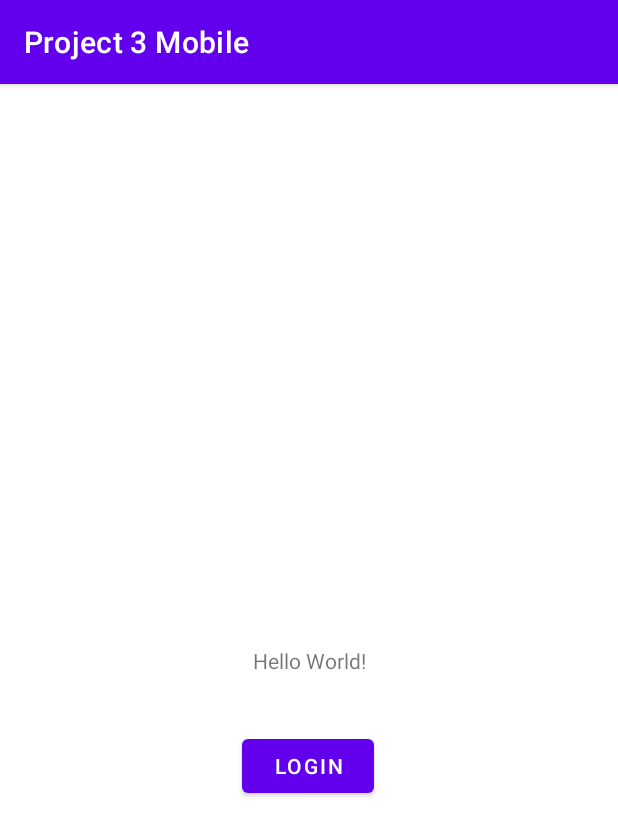
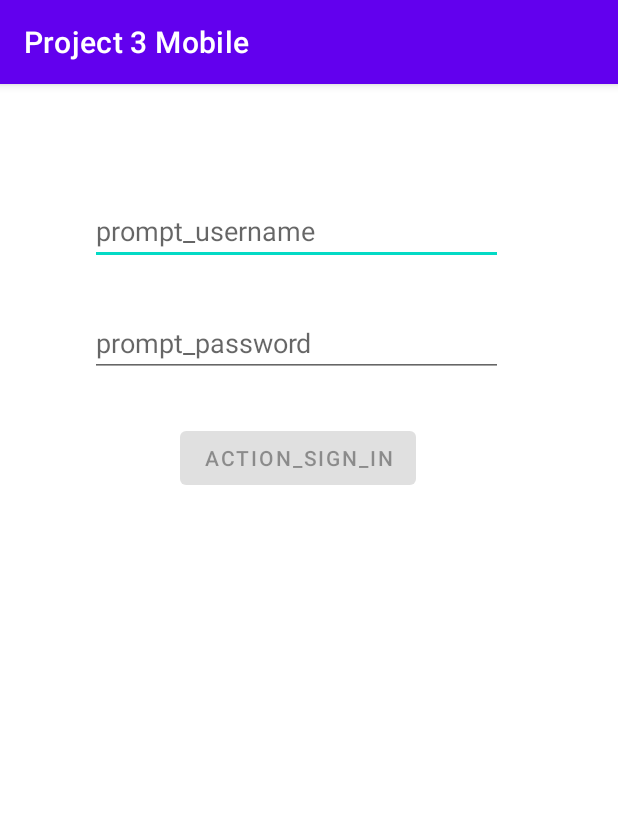
Before and after one commit to MarcosOS98/CST-483-Project-3-Mobile, an Android app: the screen it shows after launch (MainActivity), on a phone screen of 412 x 824 dp. Shown: the top 836 px of the screen. Run offline under Robolectric (Android 15) with nearby library versions, the phone set to English and light mode, and no system bars; our stand-ins replace Room's generated code.

Commit message:
Added nav_graph.xml and added the navfragment to the activity_main.xml

```diff
--- a/app/build.gradle
+++ b/app/build.gradle
@@ -31,11 +31,13 @@ android {
 }
 
 dependencies {
+    def nav_version = "2.4.2"
 
     implementation 'androidx.room:room-common:2.4.2'
     implementation 'androidx.room:room-runtime:2.4.2'
     implementation 'androidx.legacy:legacy-support-v4:1.0.0'
-    annotationProcessor "android.arch.persistence.room:compiler:1.1.1"
+    implementation "androidx.navigation:navigation-fragment:$nav_version"
+    implementation "androidx.navigation:navigation-ui:$nav_version"
 
     implementation 'androidx.appcompat:appcompat:1.4.1'
     implementation 'com.google.android.material:material:1.5.0'
@@ -44,4 +46,5 @@ dependencies {
     androidTestImplementation 'androidx.test.ext:junit:1.1.3'
     androidTestImplementation 'androidx.test.espresso:espresso-core:3.4.0'
     annotationProcessor 'androidx.room:room-compiler:2.4.2'
+
 }
--- a/app/src/main/java/com/example/project3mobile/MainActivity.java
+++ b/app/src/main/java/com/example/project3mobile/MainActivity.java
@@ -1,6 +1,9 @@
 package com.example.project3mobile;
 
 import androidx.appcompat.app.AppCompatActivity;
+import androidx.navigation.NavController;
+import androidx.navigation.Navigation;
+import androidx.navigation.fragment.NavHostFragment;
 import androidx.room.Room;
 
 import android.content.Intent;
@@ -13,7 +16,6 @@ import com.example.project3mobile.databinding.ActivityMainBinding;
 public class MainActivity extends AppCompatActivity {
 
     private ActivityMainBinding binding;
-    private Button loginBtn;
 
     @Override
     protected void onCreate(Bundle savedInstanceState) {
@@ -22,14 +24,7 @@ public class MainActivity extends AppCompatActivity {
         View view = binding.getRoot();
         setContentView(binding.getRoot());
 
-        loginBtn = view.findViewById(R.id.loginBtn);
-    }
 
-    //put the name of the fragment/class you would like to load where LoginFragment.class
-    //and change name of the class name to whatever the button is named instead of login
-    public void login(View v){
-        Intent intent = new Intent(getApplicationContext(), LoginFragment.class);
-        startActivity(intent);
     }
 
 }
--- a/app/src/main/res/layout/activity_main.xml
+++ b/app/src/main/res/layout/activity_main.xml
@@ -1,32 +1,23 @@
 <?xml version="1.0" encoding="utf-8"?>
 <androidx.constraintlayout.widget.ConstraintLayout xmlns:android="http://schemas.android.com/apk/res/android"
     xmlns:app="http://schemas.android.com/apk/res-auto"
+    xmlns:app2="http://schemas.android.com/apk/res-auto"
     xmlns:tools="http://schemas.android.com/tools"
     android:layout_width="match_parent"
     android:layout_height="match_parent"
     tools:context=".MainActivity">
 
-    <TextView
-        android:id="@+id/textView"
-        android:layout_width="wrap_content"
-        android:layout_height="wrap_content"
-        android:text="Hello World!"
+    <androidx.fragment.app.FragmentContainerView
+        android:id="@+id/nav_host_fragment"
+        android:name="androidx.navigation.fragment.NavHostFragment"
+        android:layout_width="0dp"
+        android:layout_height="0dp"
         app:layout_constraintBottom_toBottomOf="parent"
         app:layout_constraintLeft_toLeftOf="parent"
         app:layout_constraintRight_toRightOf="parent"
-        app:layout_constraintTop_toTopOf="parent" />
+        app:layout_constraintTop_toTopOf="parent"
 
-    <Button
-        android:id="@+id/loginBtn"
-        android:layout_width="wrap_content"
-        android:layout_height="wrap_content"
-        android:onClick="login"
-        android:text="login"
-        app:layout_constraintBottom_toBottomOf="parent"
-        app:layout_constraintEnd_toEndOf="parent"
-        app:layout_constraintHorizontal_bias="0.498"
-        app:layout_constraintStart_toStartOf="parent"
-        app:layout_constraintTop_toTopOf="parent"
-        app:layout_constraintVertical_bias="0.598" />
+        app:defaultNavHost="true"
+        app:navGraph="@navigation/nav_graph"/>
 
 </androidx.constraintlayout.widget.ConstraintLayout>
--- /dev/null
+++ b/app/src/main/res/navigation/nav_graph.xml
@@ -0,0 +1,22 @@
+<?xml version="1.0" encoding="utf-8"?>
+<navigation xmlns:android="http://schemas.android.com/apk/res/android"
+    xmlns:app="http://schemas.android.com/apk/res-auto"
+    xmlns:tools="http://schemas.android.com/tools"
+    android:id="@+id/nav_graph"
+    app:startDestination="@id/loginFragment">
+
+    <fragment
+        android:id="@+id/loginFragment"
+        android:name="com.example.project3mobile.LoginFragment"
+        android:label="fragment_login"
+        tools:layout="@layout/fragment_login" >
+        <action
+            android:id="@+id/action_loginFragment_to_registerFragment4"
+            app:destination="@id/registerFragment" />
+    </fragment>
+    <fragment
+        android:id="@+id/registerFragment"
+        android:name="com.example.project3mobile.RegisterFragment"
+        android:label="fragment_register"
+        tools:layout="@layout/fragment_register" />
+</navigation>
```
